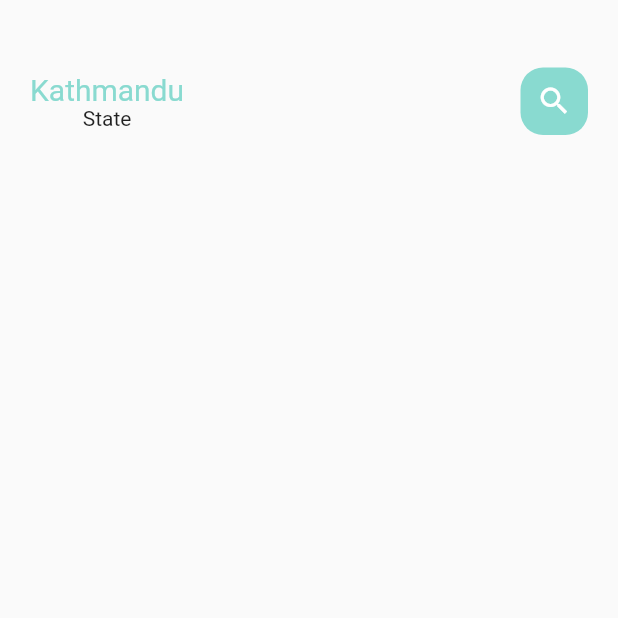
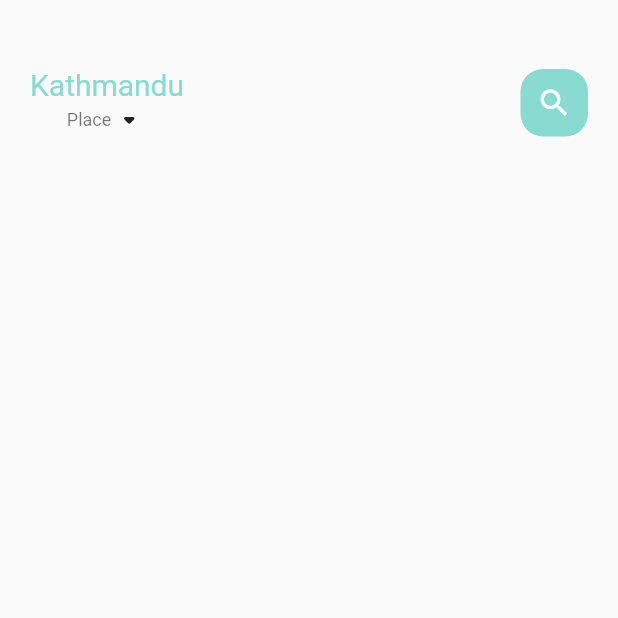
Before and after one commit to Anjeelchaudhary/UI-for-Shopping, a Flutter app: the screen it shows after launch, on a phone screen of 412 x 824 dp, the top half of it. Run offline on Flutter 3.47's test engine with Material 2 defaults, Android fonts, the phone set to English and light mode, and no system bars.

Commit message:
:art: Comments and Formate of dropDown icon is added
Comments is added and dropDown Icon is added

```diff
--- a/lib/home/main_guitar_page.dart
+++ b/lib/home/main_guitar_page.dart
@@ -1,6 +1,7 @@
 import 'package:flutter/material.dart';
 import 'package:project_fourth_sem/utils/colors.dart';
 import 'package:project_fourth_sem/widgets/big_text.dart';
+import 'package:project_fourth_sem/widgets/small_text.dart';
 
 class MainHomePage extends StatefulWidget {
   MainHomePage({Key? key}) : super(key: key);
@@ -28,7 +29,16 @@ class _MainHomePageState extends State<MainHomePage> {
                         text: "Kathmandu",
                         color: AppColors.mainColor,
                       ),
-                      Text("State"),
+                      //Here Row is used to make a small text and the icon in the same line
+                      Row(
+                        children: [
+                          SmallText(
+                            text: "Place",
+                            color: Colors.black54,
+                          ),
+                          Icon(Icons.arrow_drop_down_rounded)
+                        ],
+                      )
                     ],
                   ),
                   Center(
--- a/lib/widgets/small_text.dart
+++ b/lib/widgets/small_text.dart
@@ -10,9 +10,9 @@ class SmallText extends StatelessWidget {
 //Here const is removed because it does not  allows to hold the property dynamically
   SmallText({
     Key? key,
-    //Here I have written theis code Color(0xFF89dad0) because
+    //Here I have written theis code Color(0xFFccc7c5) because
     //in order to make the default color we must write the exact naem of the color
-    this.color = const Color(0xFF89dad0),
+    this.color = const Color(0xFFccc7c5),
     required this.text,
     this.height = 1.2,
     this.size = 12,
```
